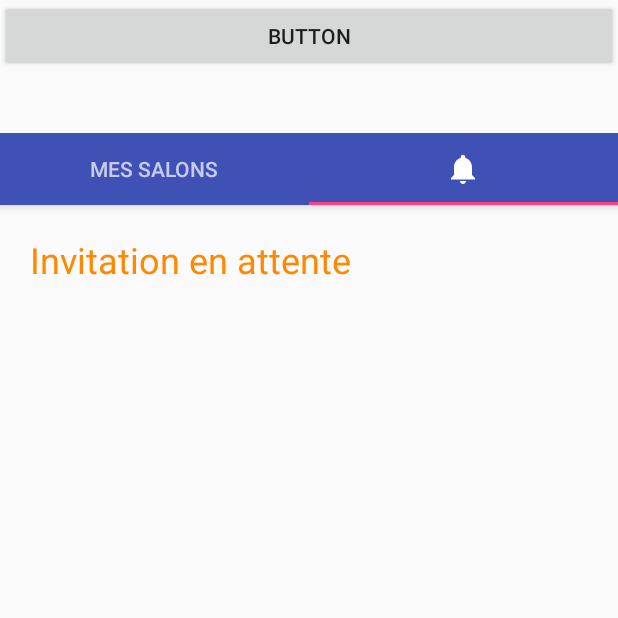
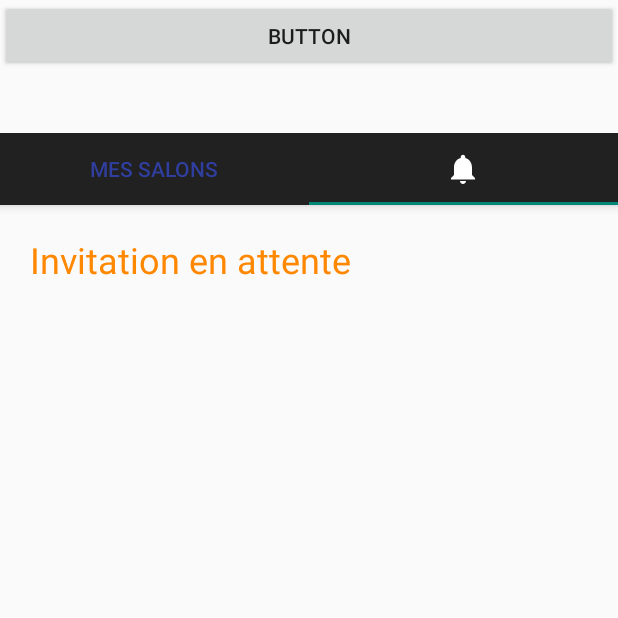
Before and after one commit to EmericN/ATable, an Android app: the screen it shows after launch once a user with an empty profile is signed in (MainActivity), tab 2 chosen, on a phone screen of 412 x 824 dp, the top half of it. Run offline under Robolectric (Android 15) with nearby library versions, the phone set to English and light mode, and no system bars; our stand-ins replace Firebase (no records; nobody signed in at launch, a user with empty details on screens opened directly).

Commit message:
Custom style

```diff
--- a/app/src/main/java/com/emeric/nicot/atable/fragment/SalonContentFragment.java
+++ b/app/src/main/java/com/emeric/nicot/atable/fragment/SalonContentFragment.java
@@ -77,6 +77,7 @@ public class SalonContentFragment extends Fragment {
 
         } else {
         }
+
 
         // Refresh list of rooms
         swipeRefreshLayout.setOnRefreshListener(new SwipeRefreshLayout.OnRefreshListener() {
--- a/app/src/main/res/layout/activity_list_salon.xml
+++ b/app/src/main/res/layout/activity_list_salon.xml
@@ -1,9 +1,9 @@
-<?xml version="1.0" encoding="utf-8"?>
+
 <LinearLayout xmlns:android="http://schemas.android.com/apk/res/android"
               xmlns:app="http://schemas.android.com/apk/res-auto"
-              android:orientation="vertical"
               android:layout_width="match_parent"
-              android:layout_height="match_parent">
+    android:layout_height="match_parent"
+    android:orientation="vertical">
 
     <Button
         android:id="@+id/buttonLogOut"
@@ -26,13 +26,13 @@
         <android.support.design.widget.AppBarLayout
             android:id="@+id/appbar"
             android:layout_width="match_parent"
-            android:layout_height="wrap_content"
-            android:theme="@style/ThemeOverlay.AppCompat.Dark.ActionBar">
+            android:layout_height="wrap_content">
 
             <android.support.design.widget.TabLayout
                 android:id="@+id/tabs"
                 android:layout_width="match_parent"
-                android:layout_height="wrap_content" />
+                android:layout_height="wrap_content"
+                android:theme="@style/ThemeOverlay.AppTheme.ActionBar" />
 
         </android.support.design.widget.AppBarLayout>
 
--- a/app/src/main/res/values/styles.xml
+++ b/app/src/main/res/values/styles.xml
@@ -1,11 +1,31 @@
 <resources>
 
-    <!-- Base application theme. -->
-    <style name="AppTheme" parent="Theme.AppCompat.Light.NoActionBar">
-        <!-- Customize your theme here. -->
-        <item name="colorPrimary">@color/colorPrimary</item>
-        <item name="colorPrimaryDark">@color/colorPrimaryDark</item>
-        <item name="colorAccent">@color/colorAccent</item>
+    <style name="AppTheme" parent="Theme.AppCompat.Light.DarkActionBar">
+        <item name="actionBarStyle">@style/Widget.AppTheme.ActionBar</item>
+        <item name="actionBarTheme">@style/ThemeOverlay.AppTheme.ActionBar</item>
+        <item name="actionBarPopupTheme">@style/ThemeOverlay.AppTheme.PopupMenu</item>
     </style>
 
+    <style name="Widget.AppTheme.ActionBar" parent="Widget.AppCompat.ActionBar.Solid">
+        <!-- action bar background - without android prefix -->
+        <item name="background">@color/colorPrimary</item>
+        <!-- action bar elevation - without android prefix -->
+        <item name="elevation">4dp</item>
+    </style>
+
+    <style name="ThemeOverlay.AppTheme.ActionBar" parent="ThemeOverlay.AppCompat.Dark.ActionBar">
+        <!-- title text color -->
+        <item name="android:textColorPrimary">@color/colorPrimaryDark</item>
+        <!-- subtitle text color -->
+        <item name="android:textColorSecondary">?android:textColorPrimary</item>
+        <!-- action menu item text color -->
+        <item name="actionMenuTextColor">?android:textColorPrimary</item>
+        <!-- action menu item icon color -->
+        <item name="colorControlNormal">?android:textColorPrimary</item>
+    </style>
+
+    <style name="ThemeOverlay.AppTheme.PopupMenu" parent="ThemeOverlay.AppCompat.Dark">
+        <item name="android:colorBackground">@color/colorAccent</item>
+        <item name="android:textColorPrimary">@color/colorPrimary</item>
+    </style>
 </resources>
```
Also changed, not shown: app/src/main/AndroidManifest.xml (+12 -10 lines), app/src/main/java/com/emeric/nicot/atable/SalonActivity.java (+7 -4 lines).
